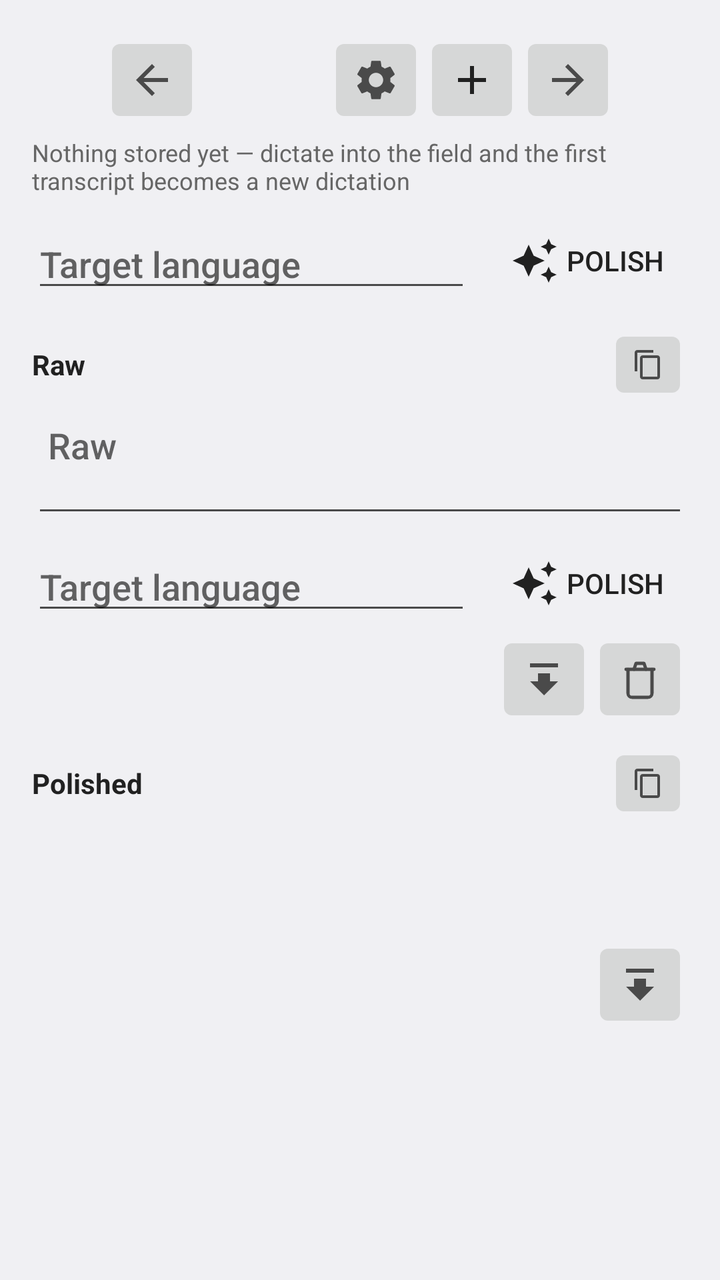
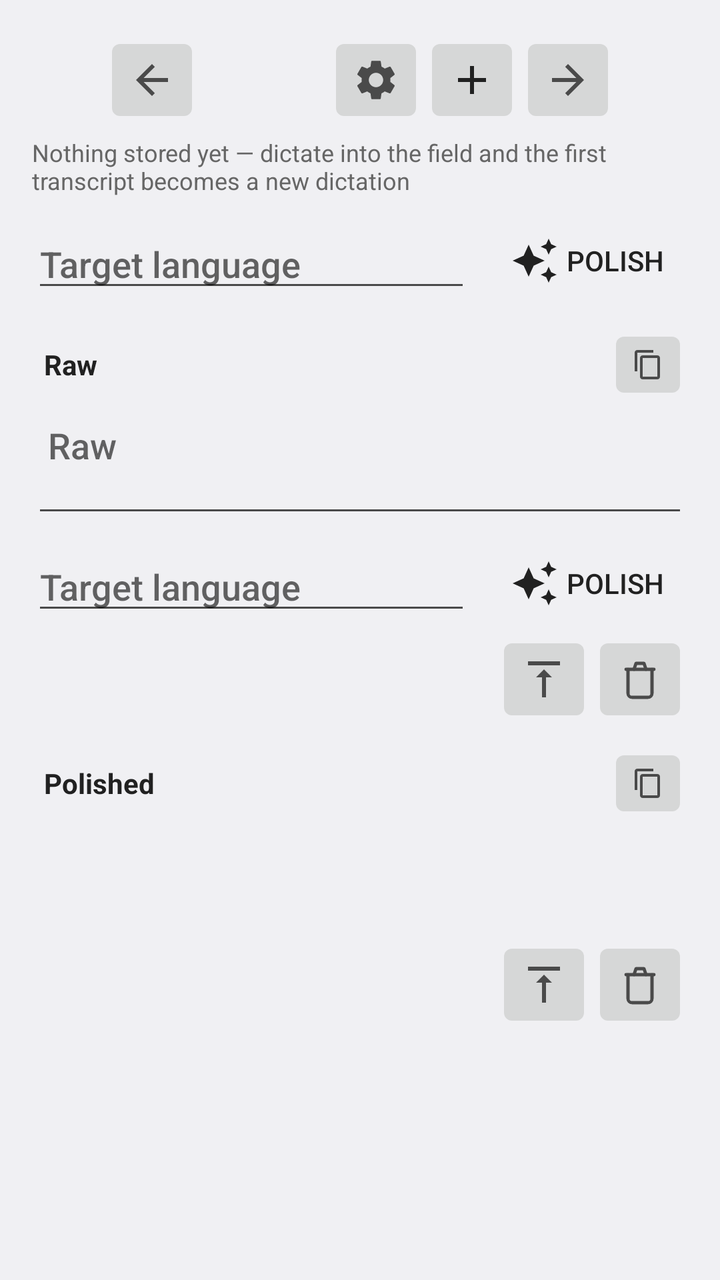

Compare the two renders of this Android layout. The source of the first and the diff that turns it into the second are given below.
<!-- AndroidManifest.xml: activity theme Theme.PolishedRecognition.Plain -->
<!-- res/layout/activity_workbench.xml -->
<?xml version="1.0" encoding="utf-8"?>
<ScrollView xmlns:android="http://schemas.android.com/apk/res/android"
    android:id="@+id/workbench_root"
    android:layout_width="match_parent"
    android:layout_height="match_parent"
    android:fillViewport="true">

    <LinearLayout
        android:layout_width="match_parent"
        android:layout_height="wrap_content"
        android:orientation="vertical"
        android:padding="16dp">

        
        <LinearLayout
            android:layout_width="match_parent"
            android:layout_height="wrap_content"
            android:gravity="center"
            android:orientation="horizontal">

            <ImageButton
                android:id="@+id/workbench_prev"
                android:layout_width="48dp"
                android:layout_height="48dp"
                android:contentDescription="@string/workbench_older"
                android:scaleType="centerInside"
                android:src="@drawable/ic_arrow_left"
                android:tint="?android:attr/textColorSecondary" />

            <TextView
                android:id="@+id/workbench_position"
                android:layout_width="wrap_content"
                android:layout_height="wrap_content"
                android:gravity="center"
                android:minWidth="64dp"
                android:textColor="?android:attr/textColorPrimary"
                android:textSize="16sp" />

            <ImageButton
                android:id="@+id/workbench_settings"
                android:layout_width="48dp"
                android:layout_height="48dp"
                android:contentDescription="@string/workbench_settings"
                android:scaleType="centerInside"
                android:src="@drawable/ic_settings"
                android:tint="?android:attr/textColorSecondary" />

            <ImageButton
                android:id="@+id/workbench_new"
                android:layout_width="48dp"
                android:layout_height="48dp"
                android:contentDescription="@string/workbench_new"
                android:scaleType="centerInside"
                android:src="@drawable/ic_add"
                android:tint="?android:attr/textColorPrimary" />

            <ImageButton
                android:id="@+id/workbench_next"
                android:layout_width="48dp"
                android:layout_height="48dp"
                android:contentDescription="@string/workbench_newer"
                android:scaleType="centerInside"
                android:src="@drawable/ic_arrow_right"
                android:tint="?android:attr/textColorSecondary" />
        </LinearLayout>

        
        <TextView
            android:id="@+id/workbench_recovery"
            android:layout_width="match_parent"
            android:layout_height="wrap_content"
            android:layout_marginTop="4dp"
            android:background="@drawable/workbench_recovery_banner"
            android:gravity="center_vertical"
            android:minHeight="?android:attr/listPreferredItemHeightSmall"
            android:paddingStart="?android:attr/listPreferredItemPaddingStart"
            android:paddingEnd="?android:attr/listPreferredItemPaddingEnd"
            android:textColor="?android:attr/colorAccent"
            android:textSize="16sp"
            android:textStyle="bold"
            android:visibility="gone" />

        
        <TextView
            android:id="@+id/workbench_stamp"
            android:layout_width="match_parent"
            android:layout_height="wrap_content"
            android:layout_marginTop="4dp"
            android:gravity="start"
            android:textColor="?android:attr/textColorSecondary"
            android:textSize="14sp"
            android:visibility="gone" />

        
        <LinearLayout
            android:id="@+id/workbench_leftover_actions"
            style="?android:attr/buttonBarStyle"
            android:layout_width="match_parent"
            android:layout_height="wrap_content"
            android:layout_marginTop="8dp"
            android:orientation="horizontal"
            android:visibility="gone">

            <Button
                android:id="@+id/workbench_retry_stt"
                style="?android:attr/buttonBarButtonStyle"
                android:layout_width="0dp"
                android:layout_height="wrap_content"
                android:layout_weight="1"
                android:text="@string/workbench_retry_stt" />

            <Button
                android:id="@+id/workbench_restore_text"
                style="?android:attr/buttonBarButtonStyle"
                android:layout_width="0dp"
                android:layout_height="wrap_content"
                android:layout_weight="1"
                android:text="@string/workbench_restore_text"
                android:visibility="gone" />

            <Button
                android:id="@+id/workbench_share_audio"
                style="?android:attr/buttonBarButtonStyle"
                android:layout_width="0dp"
                android:layout_height="wrap_content"
                android:layout_weight="1"
                android:layout_marginStart="8dp"
                android:text="@string/workbench_share_audio" />

            <Button
                android:id="@+id/workbench_dismiss_leftover"
                style="?android:attr/buttonBarButtonStyle"
                android:layout_width="0dp"
                android:layout_height="wrap_content"
                android:layout_weight="1"
                android:layout_marginStart="8dp"
                android:text="@string/workbench_dismiss_leftover" />
        </LinearLayout>

        <TextView
            android:id="@+id/workbench_empty_hint"            android:layout_width="match_parent"
            android:layout_height="wrap_content"
            android:layout_marginTop="4dp"
            android:text="@string/workbench_empty"
            android:textColor="?android:attr/textColorTertiary"
            android:textSize="12sp" />

        
        <LinearLayout
            android:layout_width="match_parent"
            android:layout_height="wrap_content"
            android:layout_marginTop="8dp"
            android:gravity="center_vertical"
            android:orientation="horizontal">

            <AutoCompleteTextView
                android:id="@+id/workbench_language_a"
                android:layout_width="0dp"
                android:layout_height="wrap_content"
                android:layout_weight="1"
                android:clickable="true"
                android:completionThreshold="1"
                android:cursorVisible="false"
                android:focusable="false"
                android:hint="@string/workbench_language"
                android:inputType="text" />

            <Button
                android:id="@+id/workbench_polish_a"
                style="?android:attr/borderlessButtonStyle"
                android:layout_width="wrap_content"
                android:layout_height="wrap_content"
                android:layout_marginStart="8dp"
                android:drawableStart="@drawable/ic_polish"
                android:drawablePadding="4dp"
                android:drawableTint="?android:attr/textColorPrimary"
                android:text="@string/workbench_polish"
                android:textColor="?android:attr/textColorPrimary" />
        </LinearLayout>

        
        <LinearLayout
            android:layout_width="match_parent"
            android:layout_height="wrap_content"
            android:layout_marginTop="8dp"
            android:gravity="center_vertical"
            android:orientation="horizontal">

            <TextView
                android:layout_width="0dp"
                android:layout_height="wrap_content"
                android:layout_weight="1"
                android:text="@string/workbench_raw"
                android:textColor="?android:attr/textColorPrimary"
                android:textSize="14sp"
                android:textStyle="bold" />

            <ImageButton
                android:id="@+id/workbench_copy_raw"
                android:layout_width="40dp"
                android:layout_height="40dp"
                android:contentDescription="@string/workbench_copy_raw_desc"
                android:scaleType="centerInside"
                android:src="@drawable/ic_copy"
                android:tint="?android:attr/textColorSecondary" />
        </LinearLayout>

        <EditText
            android:id="@+id/workbench_raw"
            android:layout_width="match_parent"
            android:layout_height="wrap_content"
            android:gravity="top|start"
            android:hint="@string/workbench_raw"
            android:importantForAutofill="no"
            android:inputType="textMultiLine|textCapSentences"
            android:minLines="2"
            android:padding="8dp" />

        
        <LinearLayout
            android:layout_width="match_parent"
            android:layout_height="wrap_content"
            android:layout_marginTop="4dp"
            android:gravity="center_vertical"
            android:orientation="horizontal">

            <AutoCompleteTextView
                android:id="@+id/workbench_language_b"
                android:layout_width="0dp"
                android:layout_height="wrap_content"
                android:layout_weight="1"
                android:clickable="true"
                android:completionThreshold="1"
                android:cursorVisible="false"
                android:focusable="false"
                android:hint="@string/workbench_language"
                android:inputType="text" />

            <Button
                android:id="@+id/workbench_polish_b"
                style="?android:attr/borderlessButtonStyle"
                android:layout_width="wrap_content"
                android:layout_height="wrap_content"
                android:layout_marginStart="8dp"
                android:drawableStart="@drawable/ic_polish"
                android:drawablePadding="4dp"
                android:drawableTint="?android:attr/textColorPrimary"
                android:text="@string/workbench_polish"
                android:textColor="?android:attr/textColorPrimary" />
        </LinearLayout>

        <LinearLayout
            android:layout_width="match_parent"
            android:layout_height="wrap_content"
            android:gravity="center_vertical|end"
            android:orientation="horizontal">

            <ImageButton
                android:id="@+id/workbench_promote_b"
                android:layout_width="48dp"
                android:layout_height="48dp"
                android:contentDescription="@string/workbench_promote"
                android:scaleType="centerInside"
                android:src="@drawable/ic_promote"
                android:tint="?android:attr/textColorSecondary" />

            <ImageButton
                android:id="@+id/workbench_clear_polished"
                android:layout_width="48dp"
                android:layout_height="48dp"
                android:contentDescription="@string/workbench_clear_polished"
                android:scaleType="centerInside"
                android:src="@drawable/ic_delete_outline"
                android:tint="?android:attr/textColorSecondary" />
        </LinearLayout>

        
        <LinearLayout
            android:layout_width="match_parent"
            android:layout_height="wrap_content"
            android:layout_marginTop="8dp"
            android:gravity="center_vertical"
            android:orientation="horizontal">

            <TextView
                android:layout_width="0dp"
                android:layout_height="wrap_content"
                android:layout_weight="1"
                android:text="@string/workbench_polished"
                android:textColor="?android:attr/textColorPrimary"
                android:textSize="14sp"
                android:textStyle="bold" />

            <ImageButton
                android:id="@+id/workbench_copy_polished"
                android:layout_width="40dp"
                android:layout_height="40dp"
                android:contentDescription="@string/workbench_copy_polished_desc"
                android:scaleType="centerInside"
                android:src="@drawable/ic_copy"
                android:tint="?android:attr/textColorSecondary" />
        </LinearLayout>

        <TextView
            android:id="@+id/workbench_polished"
            android:layout_width="match_parent"
            android:layout_height="wrap_content"
            android:focusable="false"
            android:longClickable="false"
            android:minLines="2"
            android:padding="8dp"
            android:textColor="?android:attr/textColorPrimary"
            android:textSize="16sp" />

        
        <LinearLayout
            android:layout_width="match_parent"
            android:layout_height="wrap_content"
            android:gravity="center_vertical|end"
            android:orientation="horizontal">

            <ImageButton
                android:id="@+id/workbench_promote_c"
                android:layout_width="48dp"
                android:layout_height="48dp"
                android:contentDescription="@string/workbench_promote"
                android:scaleType="centerInside"
                android:src="@drawable/ic_promote"
                android:tint="?android:attr/textColorSecondary" />
        </LinearLayout>
    </LinearLayout>
</ScrollView>
<!-- resources referenced by this layout -->
<resources>
  <!-- drawable ic_add (drawable) -->
  <?xml version="1.0" encoding="utf-8"?>
  <vector xmlns:android="http://schemas.android.com/apk/res/android"
      android:width="24dp"
      android:height="24dp"
      android:viewportWidth="24"
      android:viewportHeight="24">
      <path
          android:fillColor="#FF000000"
          android:pathData="M19,13h-6v6h-2v-6H5v-2h6V5h2v6h6v2z" />
  </vector>
  <!-- drawable ic_arrow_left (drawable) -->
  <?xml version="1.0" encoding="utf-8"?>
  <vector xmlns:android="http://schemas.android.com/apk/res/android"
      android:width="24dp"
      android:height="24dp"
      android:viewportWidth="24"
      android:viewportHeight="24">
      <path
          android:fillColor="#FF000000"
          android:pathData="M20,11H7.83l5.59,-5.59L12,4l-8,8 8,8 1.41,-1.41L7.83,13H20v-2z" />
  </vector>
  <!-- drawable ic_arrow_right (drawable) -->
  <?xml version="1.0" encoding="utf-8"?>
  <vector xmlns:android="http://schemas.android.com/apk/res/android"
      android:width="24dp"
      android:height="24dp"
      android:viewportWidth="24"
      android:viewportHeight="24">
      <path
          android:fillColor="#FF000000"
          android:pathData="M12,4l-1.41,1.41L16.17,11H4v2h12.17l-5.58,5.59L12,20l8,-8z" />
  </vector>
  <!-- drawable ic_copy (drawable) -->
  <?xml version="1.0" encoding="utf-8"?>
  <vector xmlns:android="http://schemas.android.com/apk/res/android"
      android:width="24dp"
      android:height="24dp"
      android:viewportWidth="24"
      android:viewportHeight="24">
      <path
          android:fillColor="#FF000000"
          android:pathData="M16,1H4C2.9,1 2,1.9 2,3v14h2V3h12V1zM19,5H8C6.9,5 6,5.9 6,7v14c0,1.1 0.9,2 2,2h11c1.1,0 2,-0.9 2,-2V7C21,5.9 20.1,5 19,5zM19,21H8V7h11V21z" />
  </vector>
  <!-- drawable ic_promote (drawable) -->
  <?xml version="1.0" encoding="utf-8"?>
  <vector xmlns:android="http://schemas.android.com/apk/res/android"
      android:width="24dp"
      android:height="24dp"
      android:viewportWidth="24"
      android:viewportHeight="24">
      <path
          android:fillColor="#FF000000"
          android:pathData="M5,4v2h14V4H5zM12,20l7,-7h-4V9H9v4H5L12,20z" />
  </vector>
  <string name="workbench_clear_polished">Empty the Polished field</string>
  <string name="workbench_copy_polished_desc">Copy the polished text to the clipboard</string>
  <string name="workbench_copy_raw_desc">Copy the raw text to the clipboard</string>
  <string name="workbench_dismiss_leftover">Dismiss</string>
  <string name="workbench_empty">Nothing stored yet — dictate into the field and the first transcript becomes a new dictation</string>
  <string name="workbench_language">Target language</string>
  <string name="workbench_new">New dictation</string>
  <string name="workbench_newer">Newer dictation</string>
  <string name="workbench_older">Older dictation</string>
  <string name="workbench_polish">Polish</string>
  <string name="workbench_polished">Polished</string>
  <string name="workbench_promote">Make Polished the new RAW</string>
  <string name="workbench_raw">Raw</string>
  <string name="workbench_restore_text">Restore text</string>
  <string name="workbench_retry_stt">Retry STT</string>
  <string name="workbench_settings">Settings</string>
  <string name="workbench_share_audio">Share audio</string>
  <style name="Theme.PolishedRecognition.Plain" parent="@android:style/Theme.DeviceDefault.DayNight">
          <item name="android:windowNoTitle">true</item>
          <item name="android:windowActionBar">false</item>
          
          <item name="android:textColorPrimary">@color/text_primary</item>
          <item name="android:textColorSecondary">@color/text_secondary</item>
          <item name="android:textColorTertiary">@color/text_tertiary</item>
      </style>
  <color name="recording_icon_tint">#000000</color>
  <!-- unchanged entries left out for length: 4 -->
</resources>

<!-- the commit's change to res/layout/activity_workbench.xml (unified diff, before → after) -->
@@ -180,11 +180,25 @@
 
         
         <LinearLayout
+            android:id="@+id/workbench_raw_toggle"
             android:layout_width="match_parent"
             android:layout_height="wrap_content"
             android:layout_marginTop="8dp"
-            android:gravity="center_vertical"
-            android:orientation="horizontal">
+            android:clickable="true"
+            android:contentDescription="@string/workbench_raw_toggle_desc"
+            android:focusable="true"
+            android:gravity="center_vertical"
+            android:orientation="horizontal">
+
+            <TextView
+                android:id="@+id/workbench_raw_chevron"
+                android:layout_width="wrap_content"
+                android:layout_height="wrap_content"
+                android:importantForAccessibility="no"
+                android:paddingStart="0dp"
+                android:paddingEnd="6dp"
+                android:textColor="?android:attr/textColorSecondary"
+                android:textSize="14sp" />
 
             <TextView
                 android:layout_width="0dp"
@@ -204,6 +218,16 @@
                 android:src="@drawable/ic_copy"
                 android:tint="?android:attr/textColorSecondary" />
         </LinearLayout>
+
+        <TextView
+            android:id="@+id/workbench_raw_preview"
+            android:layout_width="match_parent"
+            android:layout_height="wrap_content"
+            android:ellipsize="end"
+            android:maxLines="1"
+            android:textColor="?android:attr/textColorSecondary"
+            android:textSize="14sp"
+            android:visibility="gone" />
 
         <EditText
             android:id="@+id/workbench_raw"
@@ -249,7 +273,9 @@
                 android:textColor="?android:attr/textColorPrimary" />
         </LinearLayout>
 
-        <LinearLayout
+        
+        <LinearLayout
+            android:id="@+id/workbench_actions_b"
             android:layout_width="match_parent"
             android:layout_height="wrap_content"
             android:gravity="center_vertical|end"
@@ -265,7 +291,7 @@
                 android:tint="?android:attr/textColorSecondary" />
 
             <ImageButton
-                android:id="@+id/workbench_clear_polished"
+                android:id="@+id/workbench_clear_polished_b"
                 android:layout_width="48dp"
                 android:layout_height="48dp"
                 android:contentDescription="@string/workbench_clear_polished"
@@ -276,11 +302,25 @@
 
         
         <LinearLayout
+            android:id="@+id/workbench_polished_toggle"
             android:layout_width="match_parent"
             android:layout_height="wrap_content"
             android:layout_marginTop="8dp"
-            android:gravity="center_vertical"
-            android:orientation="horizontal">
+            android:clickable="true"
+            android:contentDescription="@string/workbench_polished_toggle_desc"
+            android:focusable="true"
+            android:gravity="center_vertical"
+            android:orientation="horizontal">
+
+            <TextView
+                android:id="@+id/workbench_polished_chevron"
+                android:layout_width="wrap_content"
+                android:layout_height="wrap_content"
+                android:importantForAccessibility="no"
+                android:paddingStart="0dp"
+                android:paddingEnd="6dp"
+                android:textColor="?android:attr/textColorSecondary"
+                android:textSize="14sp" />
 
             <TextView
                 android:layout_width="0dp"
@@ -300,6 +340,16 @@
                 android:src="@drawable/ic_copy"
                 android:tint="?android:attr/textColorSecondary" />
         </LinearLayout>
+
+        <TextView
+            android:id="@+id/workbench_polished_preview"
+            android:layout_width="match_parent"
+            android:layout_height="wrap_content"
+            android:ellipsize="end"
+            android:maxLines="1"
+            android:textColor="?android:attr/textColorSecondary"
+            android:textSize="14sp"
+            android:visibility="gone" />
 
         <TextView
             android:id="@+id/workbench_polished"
@@ -314,6 +364,7 @@
 
         
         <LinearLayout
+            android:id="@+id/workbench_actions_c"
             android:layout_width="match_parent"
             android:layout_height="wrap_content"
             android:gravity="center_vertical|end"
@@ -326,6 +377,15 @@
                 android:contentDescription="@string/workbench_promote"
                 android:scaleType="centerInside"
                 android:src="@drawable/ic_promote"
+                android:tint="?android:attr/textColorSecondary" />
+
+            <ImageButton
+                android:id="@+id/workbench_clear_polished_c"
+                android:layout_width="48dp"
+                android:layout_height="48dp"
+                android:contentDescription="@string/workbench_clear_polished"
+                android:scaleType="centerInside"
+                android:src="@drawable/ic_delete_outline"
                 android:tint="?android:attr/textColorSecondary" />
         </LinearLayout>
     </LinearLayout>
<!-- resource entries referenced after the edit -->
@@ -53,7 +53,7 @@
       android:viewportHeight="24">
       <path
           android:fillColor="#FF000000"
-          android:pathData="M5,4v2h14V4H5zM12,20l7,-7h-4V9H9v4H5L12,20z" />
+          android:pathData="M8,11h3v10h2V11h3l-4,-4L8,11zM4,3v2h16V3H4z" />
   </vector>
   <string name="workbench_clear_polished">Empty the Polished field</string>
   <string name="workbench_copy_polished_desc">Copy the polished text to the clipboard</string>
@@ -66,8 +66,10 @@
   <string name="workbench_older">Older dictation</string>
   <string name="workbench_polish">Polish</string>
   <string name="workbench_polished">Polished</string>
+  <string name="workbench_polished_toggle_desc">Collapse or expand the polished text</string>
   <string name="workbench_promote">Make Polished the new RAW</string>
   <string name="workbench_raw">Raw</string>
+  <string name="workbench_raw_toggle_desc">Collapse or expand the raw text</string>
   <string name="workbench_restore_text">Restore text</string>
   <string name="workbench_retry_stt">Retry STT</string>
   <string name="workbench_settings">Settings</string>
